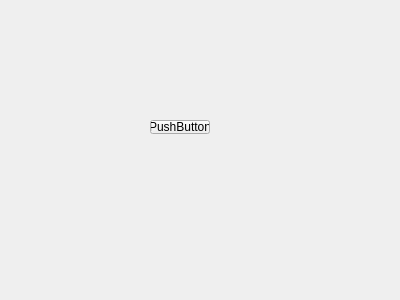
The window that MainWidget.ui (ScottYijun/UIStyle) describes before a commit, drawn with Qt 5.
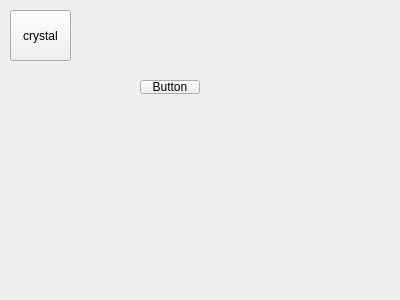
The same window after the commit. Custom widgets are drawn as their Qt base class.

```diff
--- a/MainWidget.ui
+++ b/MainWidget.ui
@@ -16,8 +16,8 @@
   <widget class="SYPushButton" name="pushButton">
    <property name="geometry">
     <rect>
-     <x>150</x>
-     <y>120</y>
+     <x>140</x>
+     <y>80</y>
      <width>60</width>
      <height>14</height>
     </rect>
@@ -41,7 +41,20 @@
     </font>
    </property>
    <property name="text">
-    <string>PushButton</string>
+    <string>Button</string>
+   </property>
+  </widget>
+  <widget class="QPushButton" name="pushButton_style">
+   <property name="geometry">
+    <rect>
+     <x>10</x>
+     <y>10</y>
+     <width>61</width>
+     <height>51</height>
+    </rect>
+   </property>
+   <property name="text">
+    <string>crystal</string>
    </property>
   </widget>
  </widget>
```
